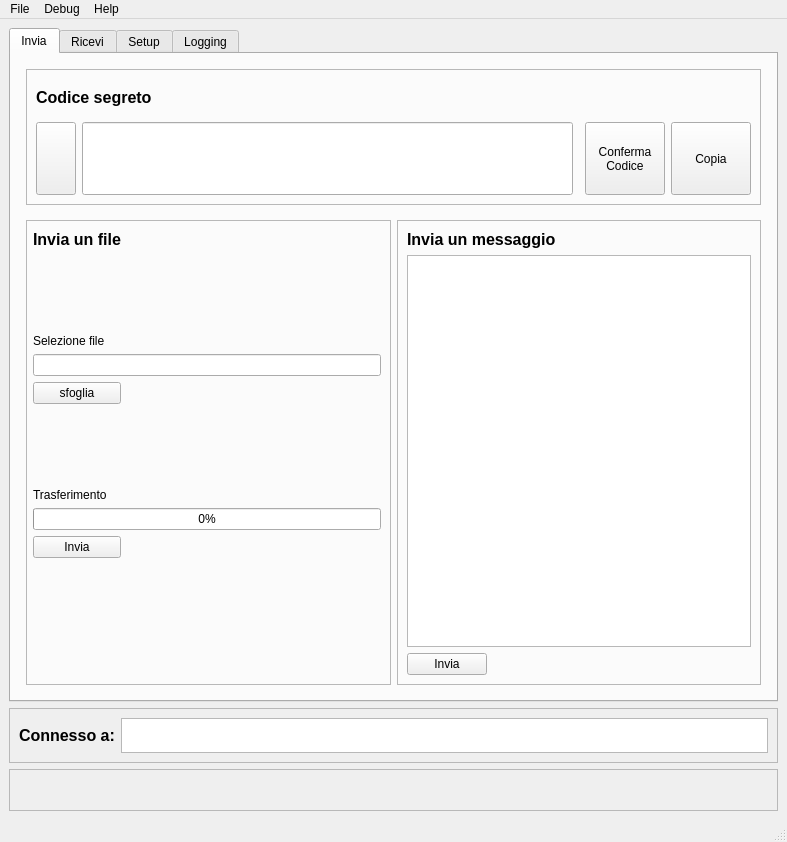
This is mainwindow.ui in agentOfChaos/WormholeGui as Qt 5 draws it before an edit. The edited form follows.
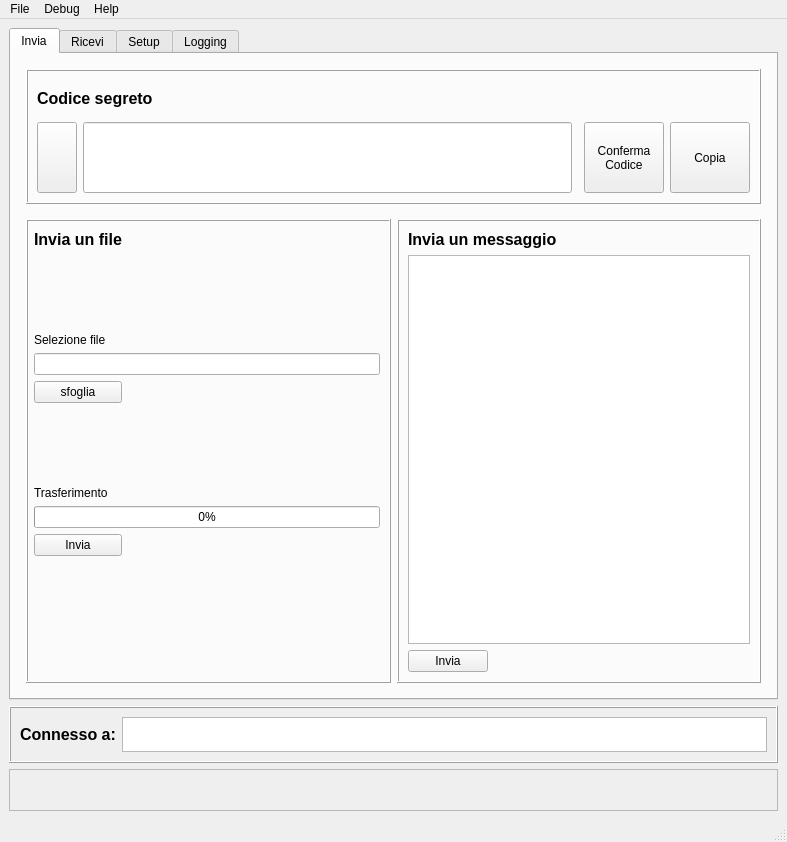
This is the edited form. Icons and pictures are not drawn. Custom widgets are drawn as their Qt base class.

The edit to the form file:
```diff
--- a/mainwindow.ui
+++ b/mainwindow.ui
@@ -73,7 +73,7 @@
                 </sizepolicy>
                </property>
                <property name="frameShape">
-                <enum>QFrame::StyledPanel</enum>
+                <enum>QFrame::Box</enum>
                </property>
                <property name="frameShadow">
                 <enum>QFrame::Raised</enum>
@@ -222,7 +222,7 @@
                      </sizepolicy>
                     </property>
                     <property name="frameShape">
-                     <enum>QFrame::StyledPanel</enum>
+                     <enum>QFrame::Box</enum>
                     </property>
                     <property name="frameShadow">
                      <enum>QFrame::Raised</enum>
@@ -411,7 +411,7 @@
                      </sizepolicy>
                     </property>
                     <property name="frameShape">
-                     <enum>QFrame::StyledPanel</enum>
+                     <enum>QFrame::Box</enum>
                     </property>
                     <property name="frameShadow">
                      <enum>QFrame::Raised</enum>
@@ -1083,7 +1083,7 @@
       <item>
        <widget class="QFrame" name="frame_8">
         <property name="frameShape">
-         <enum>QFrame::StyledPanel</enum>
+         <enum>QFrame::Box</enum>
         </property>
         <property name="frameShadow">
          <enum>QFrame::Raised</enum>
```
Left out of the diff: 6 changed lines with no effect on the pictures.
